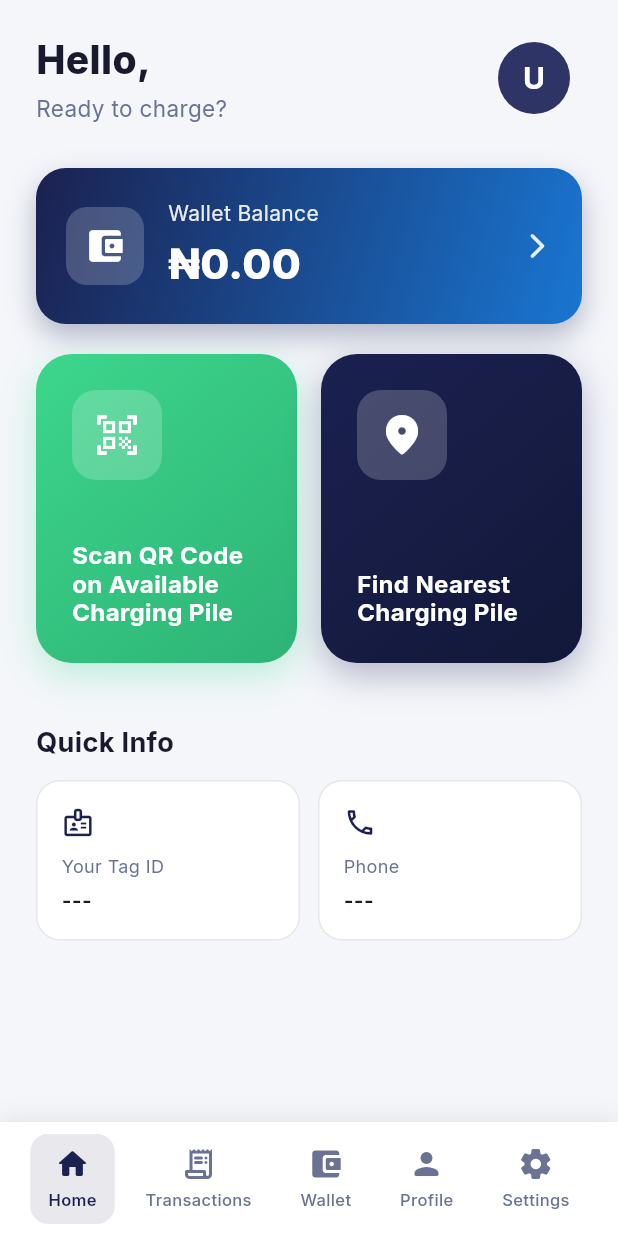
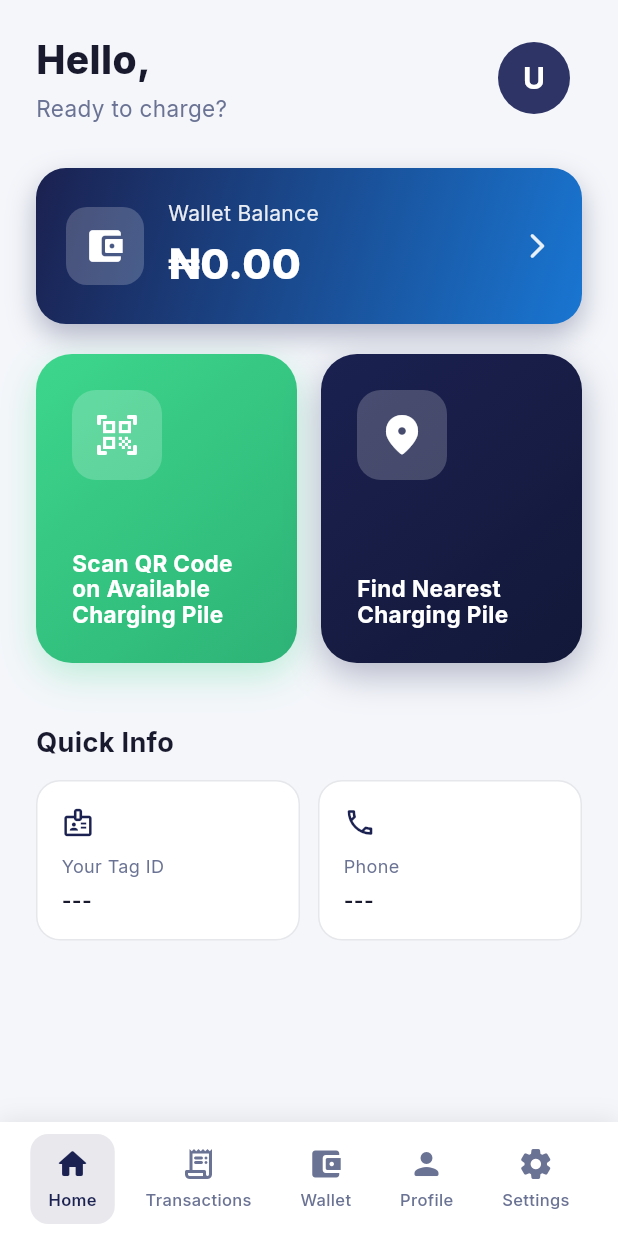
Before and after one commit to Assalafi/ev-charge, a Flutter app: the MainScreen screen opened directly, on a phone screen of 412 x 824 dp. Run offline on Flutter 3.47's test engine with Material 3 defaults, Android fonts, the phone set to English and light mode, and no system bars; our stand-ins replace geolocator, google_fonts, local_auth, package_info_plus, percent_indicator, shared_preferences; missing offline and left inert: flutter_paystack, mobile_scanner; accounts and stored records are empty; network calls fail.

Commit message:
Fix signup navigation to MainScreen and action card text overflow

```diff
--- a/lib/screens/auth/signup_screen.dart
+++ b/lib/screens/auth/signup_screen.dart
@@ -3,7 +3,7 @@
 import 'package:provider/provider.dart';
 import '../../config/theme.dart';
 import '../../providers/auth_provider.dart';
-import '../home/home_screen.dart';
+import '../main_screen.dart';
 
 class SignupScreen extends StatefulWidget {
   const SignupScreen({super.key});
@@ -50,7 +50,7 @@
 
     if (success && mounted) {
       Navigator.of(context).pushAndRemoveUntil(
-        MaterialPageRoute(builder: (_) => const HomeScreen()),
+        MaterialPageRoute(builder: (_) => const MainScreen()),
         (_) => false,
       );
     } else if (mounted && auth.error != null) {
--- a/lib/screens/home/home_screen.dart
+++ b/lib/screens/home/home_screen.dart
@@ -526,17 +526,23 @@
                     subtitle,
                     style: TextStyle(
                       color: Colors.white.withOpacity(0.7),
-                      fontSize: 13,
+                      fontSize: 12,
                     ),
+                    maxLines: 1,
+                    overflow: TextOverflow.ellipsis,
                   ),
                   const SizedBox(height: 4),
-                  Text(
-                    title,
-                    style: GoogleFonts.inter(
-                      color: Colors.white,
-                      fontSize: 16,
-                      fontWeight: FontWeight.w700,
-                      height: 1.2,
+                  Flexible(
+                    child: Text(
+                      title,
+                      style: GoogleFonts.inter(
+                        color: Colors.white,
+                        fontSize: 15,
+                        fontWeight: FontWeight.w700,
+                        height: 1.1,
+                      ),
+                      maxLines: 3,
+                      overflow: TextOverflow.ellipsis,
                     ),
                   ),
                 ],
```
